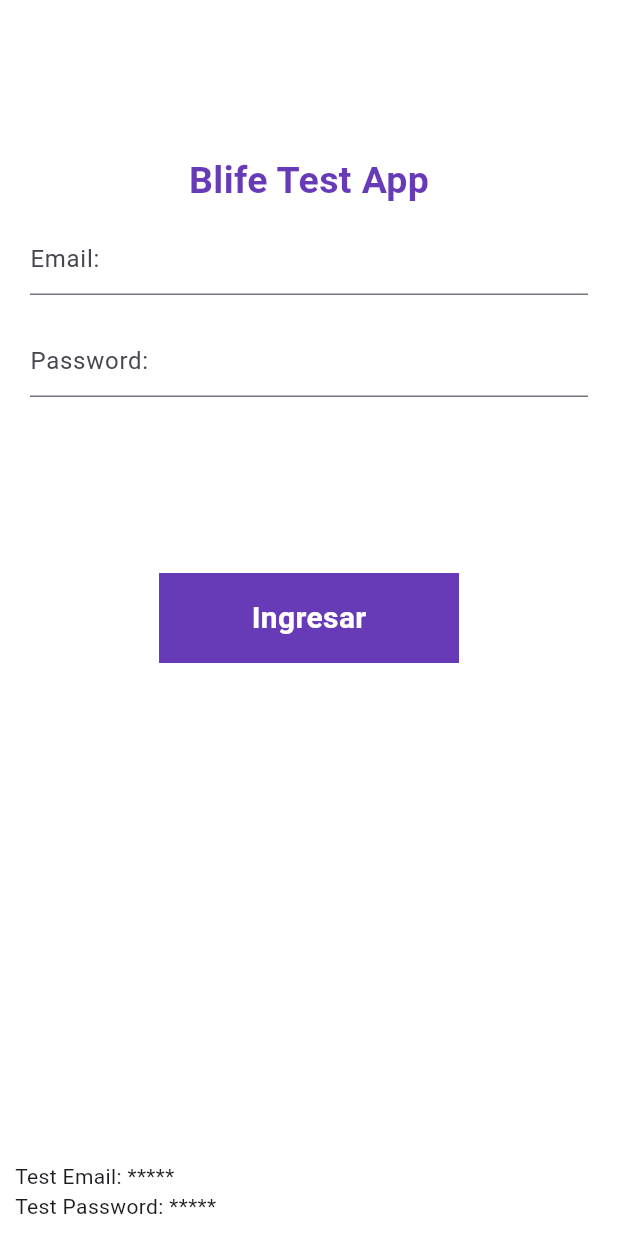
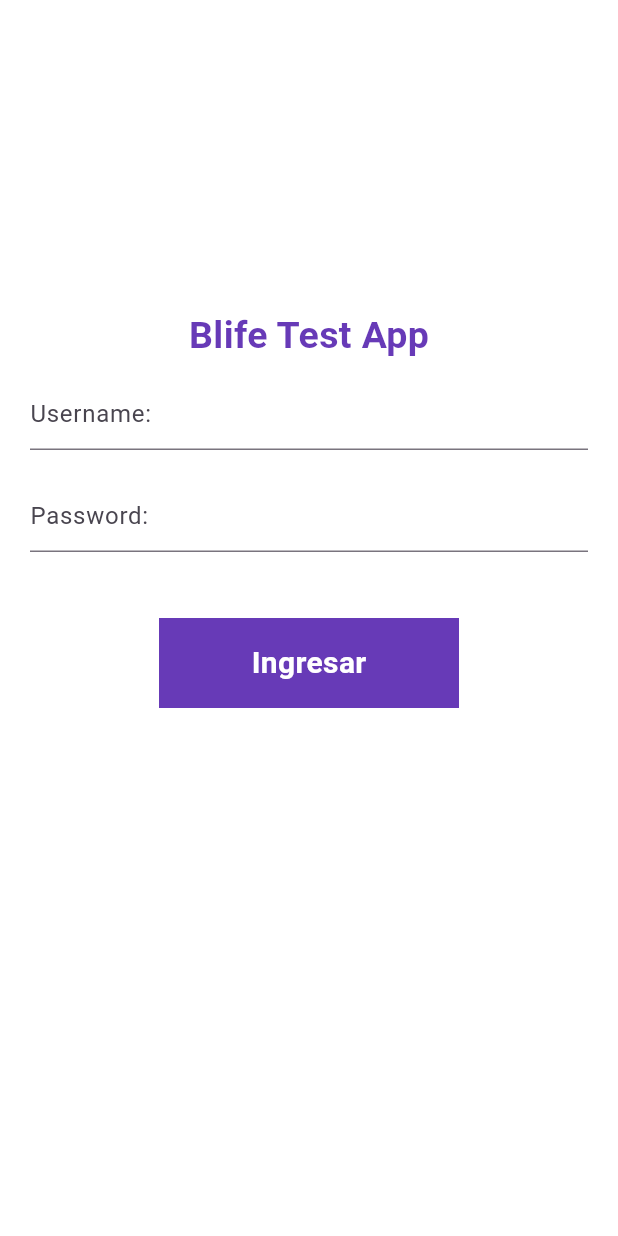
Before and after one commit to afedukii/BlifeTest, a Flutter app: the screen it shows after launch, on a phone screen of 412 x 824 dp. Run offline on Flutter 3.47's test engine with Material 3 defaults, Android fonts, the phone set to English and light mode, and no system bars; our stand-ins replace fluttertoast; missing offline and left inert: indexed; network calls fail.

Commit message:
Login realizado, falta cambio de pantalla y guardar en storage

```diff
--- a/lib/API Services/RandomUser/RandomUser.dart
+++ b/lib/API Services/RandomUser/RandomUser.dart
@@ -2,14 +2,29 @@ import 'dart:convert';
 
 import 'package:http/http.dart' as http;
 class RandomUser {
+  var data;
+  String name;
+  String username;
+  String password;
+  String phone;
+  String picture;
 
-  RandomUser(){
-    getRandomUser();
-  }
+  RandomUser({
+    this.name = "",
+    this.username = "",
+    this.password = "",
+    this.phone = "",
+    this.picture = ""
+  });
 
-  Future<void> getRandomUser() async{
-    var response = await http.get(Uri.parse('https://randomuser.me/api/?inc=name.title,login,picture,phone'));
+  Future<void> genRandomUser() async{
+    var response = await http.get(Uri.parse('https://randomuser.me/api/?inc=name,login,picture,phone'));
     var convert = jsonDecode(response.body);
-    print(response.body);
+    data = convert;
+    name = convert['results'][0]['name']['first'] + ' ' +  convert['results'][0]['name']['last'];
+    username = convert['results'][0]['login']['username'];
+    password = convert['results'][0]['login']['password'];
+    phone = convert['results'][0]['phone'];
+    picture = convert['results'][0]['picture']['medium'];
   }
 }
--- a/lib/models/user.dart
+++ b/lib/models/user.dart
@@ -0,0 +1,15 @@
+class User {
+  String name;
+  String username;
+  String password;
+  String phone;
+  String picture;
+
+  User({
+    this.name = "",
+    this.username = "",
+    this.password = "",
+    this.phone = "",
+    this.picture = ""
+  });
+}
--- a/lib/ui/pages/login_page.dart
+++ b/lib/ui/pages/login_page.dart
@@ -1,9 +1,18 @@
 import 'dart:convert';
 
 import 'package:blife_test/API%20Services/RandomUser/RandomUser.dart';
+import 'package:blife_test/models/user.dart';
+import 'package:blife_test/ui/components/MainButton.dart';
 import 'package:blife_test/ui/components/TextInputForm.dart';
 import 'package:blife_test/ui/components/TextTitle.dart';
+import 'package:blife_test/ui/components/ToastAlert.dart';
+import 'package:blife_test/utils/Strings/Alerts.dart';
+import 'package:blife_test/utils/Strings/Buttons.dart';
+import 'package:blife_test/utils/Strings/TextInputs.dart';
+import 'package:blife_test/utils/Strings/Titles.dart';
 import 'package:flutter/material.dart';
+import 'package:flutter/services.dart';
+
 
 import 'package:http/http.dart' as http;
 import 'package:indexed/indexed.dart';
@@ -15,13 +24,18 @@ class LoginPage extends StatefulWidget {
 }
 
 class _LoginPageState extends State<LoginPage> {
+  User user = User();
+  RandomUser temp_user = RandomUser();
 
-  final _emailCtrl = TextEditingController();
+  String lblUname = "test";
+  String lblPass = "test";
+
+  final _unameCtrl = TextEditingController();
   final _passCtrl = TextEditingController();
 
   @override
-  void initState(){
-    test();
+  void initState() {
+    _getTempUser();
     super.initState();
   }
 
@@ -32,66 +46,90 @@ class _LoginPageState extends State<LoginPage> {
       height: MediaQuery.of(context).size.height,
       width: MediaQuery.of(context).size.width,
       child: Column(
-        mainAxisAlignment: MainAxisAlignment.spaceBetween,
+        mainAxisAlignment: MainAxisAlignment.start,
         children: [
+          Flexible(
+            child: Container(
+              padding: const EdgeInsets.all(10),
+              alignment: Alignment.bottomLeft,
+              child: Column(
+                mainAxisAlignment: MainAxisAlignment.start,
+                crossAxisAlignment: CrossAxisAlignment.start,
+                children: [
+                  GestureDetector(
+                    onTap: () {
+                      Clipboard.setData(ClipboardData(text: user.username));
+                      ToastAlert().showToastAlert(ClipboardAlert, true);
+                    },
+                    child: TextTitle(title: user.username, fontSize: 14.0, fontWeight: FontWeight.w400),
+                  ),
+                  GestureDetector(
+                    onTap: () {
+                      Clipboard.setData(ClipboardData(text: user.password));
+                      ToastAlert().showToastAlert(ClipboardAlert, true);
+                    },
+                    child: TextTitle(title: user.password, fontSize: 14.0, fontWeight: FontWeight.w400),
+                  )
+                ],
+              )
+            ),
+          ),
           Flexible(
             flex: 1,
             child: Column(
-              mainAxisAlignment: MainAxisAlignment.end,
+              mainAxisAlignment: MainAxisAlignment.start,
               crossAxisAlignment: CrossAxisAlignment.center,
               children: [
-                const TextTitle(title: "Blife Test App",color: Colors.deepPurple, fontSize: 25.0, fontWeight: FontWeight.bold),
-                TextInputForm(controller: _emailCtrl, inputType: TextInputType.emailAddress, hintText: 'Email:',),
-                TextInputForm(controller: _passCtrl, inputType: TextInputType.visiblePassword, hintText: 'Password:',),
+                const TextTitle(title: AppNameTitle,color: Colors.deepPurple, fontSize: 25.0, fontWeight: FontWeight.bold),
+                TextInputForm(controller: _unameCtrl, inputType: TextInputType.emailAddress, hintText: UnameInputText,),
+                TextInputForm(controller: _passCtrl, inputType: TextInputType.visiblePassword, hintText: PassInputText,),
               ],
             ),
           ),
           Flexible(
             flex: 1,
-            child: Container(
+            child: MainButton(
+              text: const TextTitle(title: SignInLabel, fontSize: 20.0, fontWeight: FontWeight.bold, color: Colors.white,),
+              onTap: _validateCred,
+              width: 200,
               height: 60,
-              width: 200,
-              padding: EdgeInsets.symmetric(vertical: 10),
-              color: Colors.deepPurple,
-              alignment: Alignment.center,
-              child: const TextTitle(title: "Ingresar", fontSize: 20.0, fontWeight: FontWeight.bold, color: Colors.white,),
+              bg: Colors.deepPurple,
             ),
           ),
           Flexible(
             flex: 1,
-            child: Container(
-              padding: const EdgeInsets.all(10),
-              alignment: Alignment.bottomLeft,
-              child: Column(
-                mainAxisAlignment: MainAxisAlignment.end,
-                crossAxisAlignment: CrossAxisAlignment.start,
-                children: [
-                  TextTitle(title: "Test Email: *****", fontSize: 14.0, fontWeight: FontWeight.w400),
-                  TextTitle(title: "Test Password: *****", fontSize: 14.0, fontWeight: FontWeight.w400),
-                ],
-              )
-            ),
-          )
+            child: Container(),
+          ),
         ],
       ),
       ),
     );
   }
 
-  Future<void> test() async{
-    RandomUser tempUser = RandomUser();
-    // var response = await http.get(Uri.parse('https://fakestoreapi.com/users/2'));
-    // print(response.body);
+  Future<void> _getTempUser() async {
+    await temp_user.genRandomUser();
+    setState(() {
+      user.name = temp_user.name;
+      user.username = temp_user.username;
+      user.password = temp_user.password;
+      user.phone = temp_user.phone;
+      user.picture = temp_user.picture;
+    });
+  }
 
-    // response = await http.post( Uri.parse('https://fakestoreapi.com/auth/login'),
-    //   headers: <String, String>{
-    //     'Content-Type': 'application/json; charset=UTF-8',
-    //   },
-    //   body: jsonEncode(<String, String>{
-    //     'username': "mor_2314",
-    //     'password': "83r5^"
-    //   }),
-    // );
-    // print(response.body);
+  void _validateCred(){
+    if(_unameCtrl.text.isEmpty || _passCtrl.text.isEmpty){
+      //toast err: empty fieds
+      ToastAlert().showToastAlert(EmptyFieldsErr,false);
+    }else{
+      if(_unameCtrl.text == user.username && _passCtrl.text == user.password){
+        //sned to profile
+        //save data on local storage
+
+      }else{
+        //toast wrong data
+        ToastAlert().showToastAlert(UserNotFoundErr,false);
+      }
+    }
   }
 }
--- /dev/null
+++ b/lib/utils/Strings/Alerts.dart
@@ -0,0 +1,3 @@
+const UserNotFoundErr = "ERR: Usuario no encontrado";
+const EmptyFieldsErr = "ERR: Llene todos los campos";
+const ClipboardAlert = "Copiado";
--- /dev/null
+++ b/lib/utils/Strings/Buttons.dart
@@ -0,0 +1 @@
+const SignInLabel = "Ingresar";
--- /dev/null
+++ b/lib/utils/Strings/TextInputs.dart
@@ -0,0 +1,2 @@
+const UnameInputText = "Username: ";
+const PassInputText = "Password: ";
--- /dev/null
+++ b/lib/utils/Strings/Titles.dart
@@ -0,0 +1 @@
+const AppNameTitle = "Blife Test App";
--- a/pubspec.yaml
+++ b/pubspec.yaml
@@ -14,6 +14,7 @@ dependencies:
   cupertino_icons: ^1.0.2
   indexed: ^0.0.8
   http: ^1.1.0
+  fluttertoast: ^8.2.4
 
 dev_dependencies:
   flutter_test:
```
Also changed, not shown: lib/ui/components/ToastAlert.dart (added, +17 -0 lines), lib/utils/Strings/Labels.dart (added), pubspec.lock, 1 other file.
